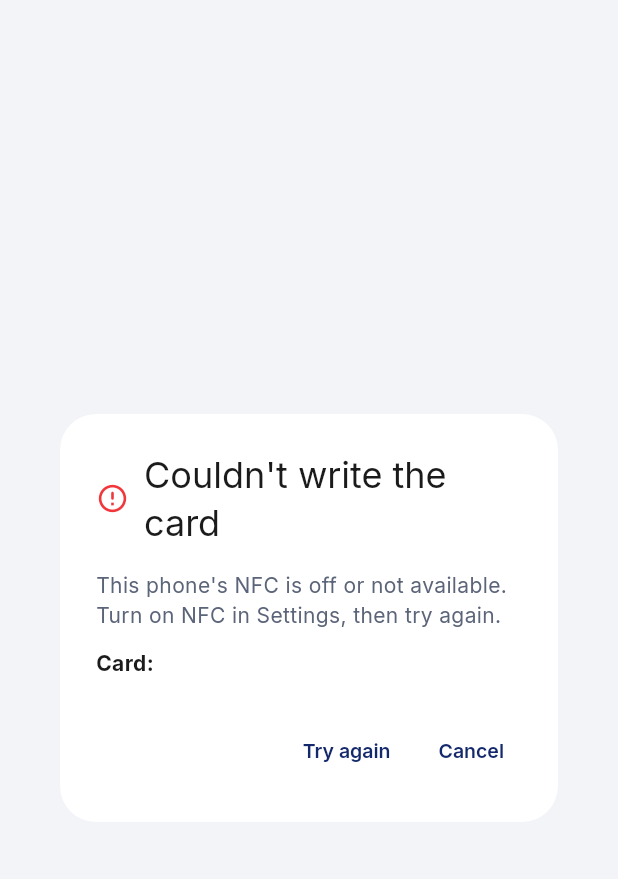
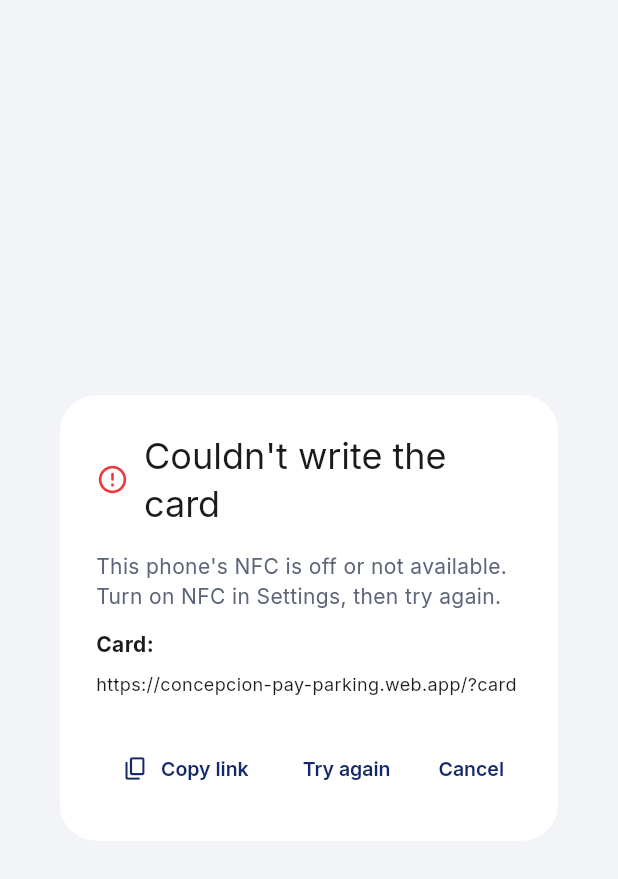
Before and after one commit to Gerald0408/PayPark-Thesis, a Flutter app: the NfcWriteDialog widget shown alone on an empty page, opened directly with empty values, on a phone screen of 412 x 824 dp. Shown: the top 879 px of the screen. Run offline on Flutter 3.47's test engine with Material 3 defaults, Android fonts, the phone set to English and light mode, and no system bars; our stand-ins replace camera, cloud_firestore, connectivity_plus, file_picker, firebase_auth, firebase_core and 12 more; missing offline and left inert: encrypt, esc_pos_utils_plus, flutter_pos_printer_platform_image_3, google_mlkit_face_detection, google_mlkit_text_recognition, light and 5 more; accounts and stored records are empty.

Commit message:
NFC write dialog: show copyable portal link when the phone can't write
The free-Apple-ID iPhone build has no NFC permission, so the dialog now
explains that and offers the card's portal link with a Copy button, to
write with the NFC Tools app instead.

Co-Authored-By: Claude Opus 5.5 <noreply@anthropic.com>

```diff
--- a/lib/widgets/nfc_write_dialog.dart
+++ b/lib/widgets/nfc_write_dialog.dart
@@ -1,3 +1,4 @@
+import 'package:flutter/foundation.dart';
 import 'package:flutter/material.dart';
 import 'package:flutter/services.dart';
 
@@ -24,6 +25,9 @@ class _NfcWriteDialogState extends State<NfcWriteDialog> {
   _Stage _stage = _Stage.checking;
   String? _error;
 
+  /// What gets written to the card, shown for copying when writing fails.
+  String get _link => NfcLinkService.portalLinkFor(widget.rfidTag).toString();
+
   @override
   void initState() {
     super.initState();
@@ -45,11 +49,23 @@ class _NfcWriteDialogState extends State<NfcWriteDialog> {
       if (!mounted) return;
       setState(() {
         _stage = _Stage.failed;
-        _error = t(
-            "This phone's NFC is off or not available. Turn on NFC in "
-                'Settings, then try again.',
-            'Naka-off o walang NFC ang phone na ito. I-on ang NFC sa '
-                'Settings, tapos subukan ulit.');
+        // iPhone NFC is always on; it's "unavailable" only in the free-Apple-ID
+        // AltStore build, which has no NFC permission (see codemagic.yaml).
+        _error = defaultTargetPlatform == TargetPlatform.iOS
+            ? t(
+                "This iPhone build can't write NFC cards. Copy the link "
+                    'below, open the free "NFC Tools" app → Write → Add a '
+                    'record → URL / URI, paste it, then tap Write and hold '
+                    'the card to the phone.',
+                'Hindi kayang mag-write ng NFC card ang build na ito sa '
+                    'iPhone. Kopyahin ang link sa ibaba, buksan ang libreng '
+                    '"NFC Tools" app → Write → Add a record → URL / URI, '
+                    'i-paste ito, tapos pindutin ang Write at ilapit ang card.')
+            : t(
+                "This phone's NFC is off or not available. Turn on NFC in "
+                    'Settings, then try again.',
+                'Naka-off o walang NFC ang phone na ito. I-on ang NFC sa '
+                    'Settings, tapos subukan ulit.');
       });
       return;
     }
@@ -125,9 +141,25 @@ class _NfcWriteDialogState extends State<NfcWriteDialog> {
           Text('${t('Card', 'Card')}: ${widget.rfidTag}',
               style: TextStyle(
                   color: YosColors.ink, fontWeight: FontWeight.w700)),
+          if (_stage == _Stage.failed) ...[
+            const SizedBox(height: 8),
+            SelectableText(_link,
+                style: TextStyle(color: YosColors.ink, fontSize: 12)),
+          ],
         ],
       ),
       actions: [
+        if (_stage == _Stage.failed)
+          TextButton.icon(
+            onPressed: () async {
+              await Clipboard.setData(ClipboardData(text: _link));
+              if (!context.mounted) return;
+              ScaffoldMessenger.of(context).showSnackBar(SnackBar(
+                  content: Text(t('Link copied', 'Nakopya ang link'))));
+            },
+            icon: const Icon(Icons.copy_rounded, size: 18),
+            label: Text(t('Copy link', 'Kopyahin ang link')),
+          ),
         if (_stage == _Stage.failed)
           TextButton(onPressed: _start, child: Text(t('Try again', 'Subukan ulit'))),
         TextButton(
```
